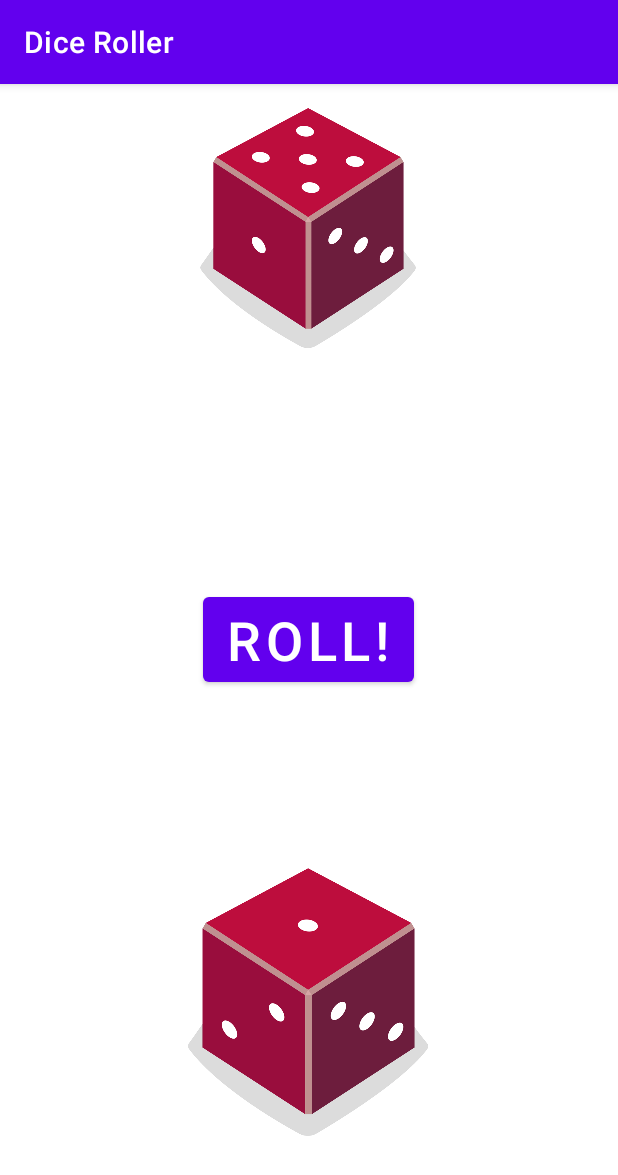
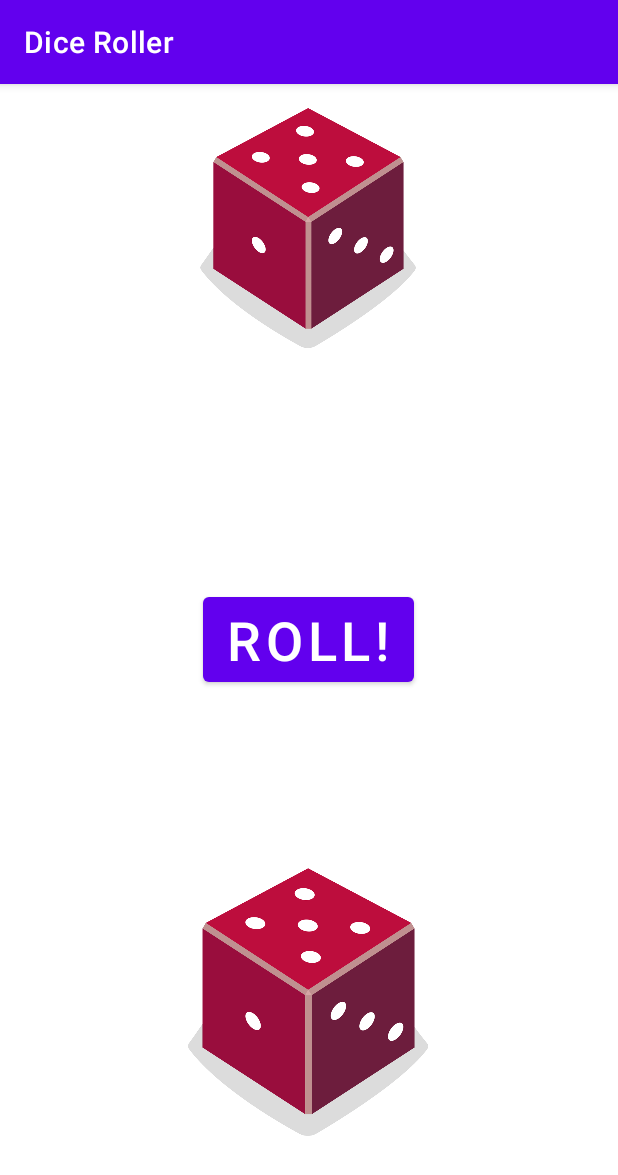
Before and after one commit to Mubarak92/Dice_Roller, an Android app: the screen it shows after launch (MainActivity), after a tap on "ROLL!", on a phone screen of 412 x 824 dp. Shown: the top 1175 px of the screen. Run offline under Robolectric (Android 15) with nearby library versions, the phone set to English and light mode, and no system bars.

Commit message:
another dice has been added ( with Toast that says hello :)  )

```diff
--- a/app/src/main/java/com/example/diceroller/MainActivity.kt
+++ b/app/src/main/java/com/example/diceroller/MainActivity.kt
@@ -3,6 +3,7 @@ package com.example.diceroller
 import android.os.Bundle
 import android.widget.Button
 import android.widget.ImageView
+import android.widget.Toast
 import androidx.appcompat.app.AppCompatActivity
 
 class MainActivity : AppCompatActivity() {
@@ -12,15 +13,22 @@ class MainActivity : AppCompatActivity() {
 
         val rollButton: Button = findViewById(R.id.button)
         rollButton.setOnClickListener {
+            val text = "${rollDice()}"
+            val duration = Toast.LENGTH_SHORT
+
+            val toast = Toast.makeText(applicationContext, text, duration)
+            toast.show()
             rollDice()
         }
     }
 
     private fun rollDice() {
         // here we created object dice with possibility of 6 numbers
-            val dice = Dice(6)
-            val diceRoll = dice.roll()
-            val diceImage: ImageView = findViewById(R.id.imageView)
+        val dice = Dice(6)
+        val diceRoll = dice.roll()
+        val diceRoll2 = dice.roll()
+        val diceImage: ImageView = findViewById(R.id.imageView)
+        val diceImage2: ImageView = findViewById(R.id.imageView2)
 //        when (diceRoll) {
 //            1 -> diceImage.setImageResource(R.drawable.dice_1)
 //            2 -> diceImage.setImageResource(R.drawable.dice_2)
@@ -29,7 +37,7 @@ class MainActivity : AppCompatActivity() {
 //            5 -> diceImage.setImageResource(R.drawable.dice_5)
 //            6 -> diceImage.setImageResource(R.drawable.dice_6)
 //        }
-        val drawableResource = when (diceRoll) {
+        val drawableResource1 = when (diceRoll) {
             1 -> R.drawable.dice_1
             2 -> R.drawable.dice_2
             3 -> R.drawable.dice_3
@@ -37,10 +45,20 @@ class MainActivity : AppCompatActivity() {
             5 -> R.drawable.dice_5
             else -> R.drawable.dice_6
         }
+        val drawableResource2 = when (diceRoll2) {
+            1 -> R.drawable.dice_1
+            2 -> R.drawable.dice_2
+            3 -> R.drawable.dice_3
+            4 -> R.drawable.dice_4
+            5 -> R.drawable.dice_5
+            else -> R.drawable.dice_6
+        }
+        diceImage2.setImageResource(drawableResource1)
 
-        diceImage.setImageResource(drawableResource)
-        }
-        }
+        diceImage.setImageResource(drawableResource2)
+    }
+
+}
 
 
 class Dice(private val numSides: Int) {
--- a/app/src/main/res/layout/activity_main.xml
+++ b/app/src/main/res/layout/activity_main.xml
@@ -24,7 +24,6 @@
         android:layout_width="200dp"
         android:layout_height="160dp"
         android:layout_marginTop="16dp"
-        android:contentDescription="@string/todo"
         app:layout_constraintEnd_toEndOf="parent"
         app:layout_constraintHorizontal_bias="0.497"
         app:layout_constraintStart_toStartOf="parent"
@@ -41,6 +40,7 @@
         app:layout_constraintHorizontal_bias="0.498"
         app:layout_constraintStart_toStartOf="parent"
         app:srcCompat="@drawable/dice_1"
-        android:contentDescription="@string/todo" />
+        />
+
 
 </androidx.constraintlayout.widget.ConstraintLayout>
```
